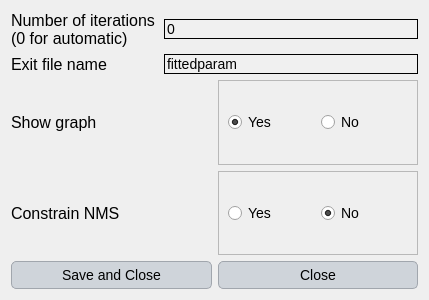
Before: the Qt Designer form ui/calibration_advanced_settings.ui in Inigobarbe/VFSMOD-GUI, drawn with Qt 5.
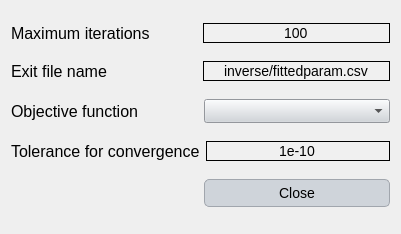
After: the same form once the commit is applied.

The edit to the form file:
```diff
--- a/ui/calibration_advanced_settings.ui
+++ b/ui/calibration_advanced_settings.ui
@@ -6,8 +6,8 @@
    <rect>
     <x>0</x>
     <y>0</y>
-    <width>429</width>
-    <height>300</height>
+    <width>401</width>
+    <height>234</height>
    </rect>
   </property>
   <property name="windowTitle">
@@ -116,14 +116,41 @@
     border: 1px solid #a1a6ad; /* Borde gris medio del botón de esquina */
 }</string>
   </property>
-  <layout class="QGridLayout" name="gridLayout_3">
+  <layout class="QGridLayout" name="gridLayout">
+   <item row="0" column="0" colspan="2">
+    <layout class="QHBoxLayout" name="horizontalLayout">
+     <item>
+      <widget class="QLabel" name="label">
+       <property name="minimumSize">
+        <size>
+         <width>186</width>
+         <height>0</height>
+        </size>
+       </property>
+       <property name="text">
+        <string>Maximum iterations</string>
+       </property>
+      </widget>
+     </item>
+     <item>
+      <widget class="QLineEdit" name="max_iterations">
+       <property name="text">
+        <string>100</string>
+       </property>
+       <property name="alignment">
+        <set>Qt::AlignCenter</set>
+       </property>
+      </widget>
+     </item>
+    </layout>
+   </item>
    <item row="1" column="0" colspan="2">
     <layout class="QHBoxLayout" name="horizontalLayout_2">
      <item>
       <widget class="QLabel" name="label_2">
        <property name="minimumSize">
         <size>
-         <width>147</width>
+         <width>186</width>
          <height>0</height>
         </size>
        </property>
@@ -135,65 +162,65 @@
      <item>
       <widget class="QLineEdit" name="exit_file">
        <property name="text">
-        <string>fittedparam</string>
+        <string>inverse/fittedparam.csv</string>
        </property>
+       <property name="alignment">
+        <set>Qt::AlignCenter</set>
+       </property>
       </widget>
      </item>
     </layout>
    </item>
+   <item row="2" column="0" colspan="2">
+    <layout class="QHBoxLayout" name="horizontalLayout_3">
+     <item>
+      <widget class="QLabel" name="label_3">
+       <property name="minimumSize">
+        <size>
+         <width>186</width>
+         <height>0</height>
+        </size>
+       </property>
+       <property name="text">
+        <string>Objective function</string>
+       </property>
+      </widget>
+     </item>
+     <item>
+      <widget class="QComboBox" name="objective_function"/>
+     </item>
+    </layout>
+   </item>
    <item row="3" column="0" colspan="2">
     <layout class="QHBoxLayout" name="horizontalLayout_4">
      <item>
       <widget class="QLabel" name="label_4">
        <property name="minimumSize">
         <size>
-         <width>147</width>
+         <width>186</width>
          <height>0</height>
         </size>
        </property>
        <property name="text">
-        <string>Constrain NMS</string>
+        <string>Tolerance for convergence</string>
        </property>
       </widget>
      </item>
      <item>
-      <widget class="QFrame" name="frame_2">
-       <property name="frameShape">
-        <enum>QFrame::StyledPanel</enum>
+      <widget class="QLineEdit" name="tolerance">
+       <property name="cursor">
+        <cursorShape>IBeamCursor</cursorShape>
        </property>
-       <property name="frameShadow">
-        <enum>QFrame::Raised</enum>
+       <property name="text">
+        <string>1e-10</string>
        </property>
-       <layout class="QGridLayout" name="gridLayout_2">
-        <item row="0" column="0">
-         <widget class="QRadioButton" name="constrain_yes">
-          <property name="text">
-           <string>Yes</string>
-          </property>
-         </widget>
-        </item>
-        <item row="0" column="1">
-         <widget class="QRadioButton" name="constrain_no">
-          <property name="text">
-           <string>No</string>
-          </property>
-          <property name="checked">
-           <bool>true</bool>
-          </property>
-         </widget>
-        </item>
-       </layout>
+       <property name="alignment">
+        <set>Qt::AlignCenter</set>
+       </property>
       </widget>
      </item>
     </layout>
    </item>
-   <item row="4" column="0">
-    <widget class="QPushButton" name="save_close">
-     <property name="text">
-      <string>Save and Close</string>
-     </property>
-    </widget>
-   </item>
    <item row="4" column="1">
     <widget class="QPushButton" name="close_dialog">
      <property name="text">
@@ -201,77 +228,6 @@
      </property>
     </widget>
    </item>
-   <item row="0" column="0" colspan="2">
-    <layout class="QHBoxLayout" name="horizontalLayout">
-     <item>
-      <widget class="QLabel" name="label">
-       <property name="minimumSize">
-        <size>
-         <width>147</width>
-         <height>0</height>
-        </size>
-       </property>
-       <property name="text">
-        <string>Number of iterations
-(0 for automatic)</string>
-       </property>
-      </widget>
-     </item>
-     <item>
-      <widget class="QLineEdit" name="iterations">
-       <property name="text">
-        <string>0</string>
-       </property>
-      </widget>
-     </item>
-    </layout>
-   </item>
-   <item row="2" column="0" colspan="2">
-    <layout class="QHBoxLayout" name="horizontalLayout_3">
-     <item>
-      <widget class="QLabel" name="label_3">
-       <property name="minimumSize">
-        <size>
-         <width>147</width>
-         <height>0</height>
-        </size>
-       </property>
-       <property name="text">
-        <string>Show graph</string>
-       </property>
-      </widget>
-     </item>
-     <item>
-      <widget class="QFrame" name="frame">
-       <property name="frameShape">
-        <enum>QFrame::StyledPanel</enum>
-       </property>
-       <property name="frameShadow">
-        <enum>QFrame::Raised</enum>
-       </property>
-       <layout class="QGridLayout" name="gridLayout">
-        <item row="0" column="0">
-         <widget class="QRadioButton" name="plot_yes">
-          <property name="text">
-           <string>Yes</string>
-          </property>
-          <property name="checked">
-           <bool>true</bool>
-          </property>
-         </widget>
-        </item>
-        <item row="0" column="1">
-         <widget class="QRadioButton" name="plot_no">
-          <property name="text">
-           <string>No</string>
-          </property>
-         </widget>
-        </item>
-       </layout>
-      </widget>
-     </item>
-    </layout>
-   </item>
   </layout>
  </widget>
  <resources/>
```
